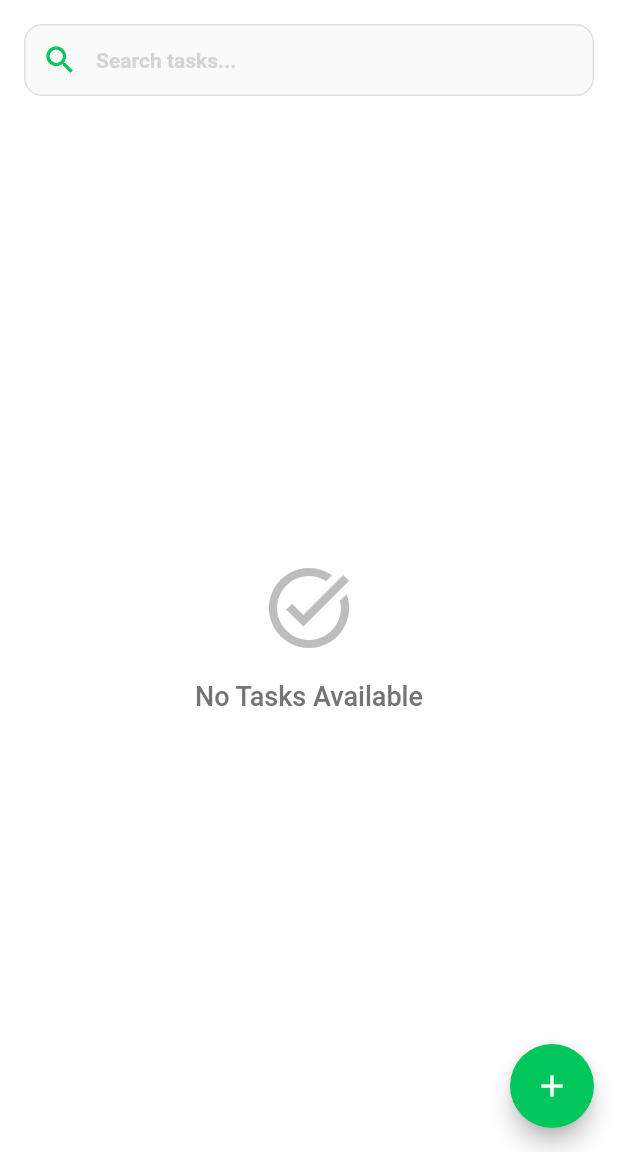
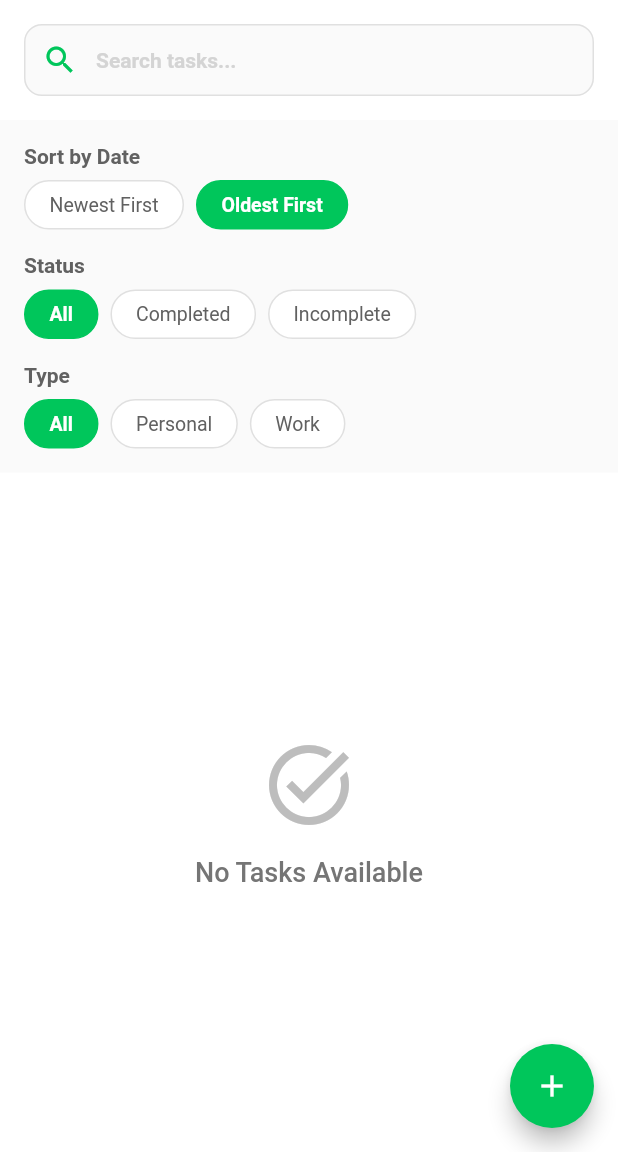
Before and after one commit to AbdelrahmanMohamed-15/bexel_tasks, a Flutter app: the HomeScreen screen opened directly, after a tap on the "filter list" icon, on a phone screen of 412 x 824 dp, the part 84-1236 px from its top. Run offline on Flutter 3.47's test engine with Material 3 defaults, Android fonts, the phone set to English and light mode, and no system bars; our stand-ins replace app_links, country_code_picker, drift, easy_localization, equatable, flutter_bloc and 7 more; missing offline and left inert: flutter_portal; accounts and stored records are empty; generated files the repository leaves out were written again; Roboto replaces fonts that are missing (Cairo-Regular); statements that could not run were skipped.

Commit message:
handle filter gester

```diff
--- a/lib/feature/home/presentation/cubit/home_cubit.dart
+++ b/lib/feature/home/presentation/cubit/home_cubit.dart
@@ -81,7 +81,7 @@ class HomeCubit extends Cubit<HomeState> {
 
   void toggleFilters() {
     _showFilters = !_showFilters;
-    emit(HomeSuccess(tasks: _filteredTasks));
+    emit(HomeSuccess(tasks: _filteredTasks, showFilters: _showFilters));
   }
 
   void _applyFilters() {
@@ -130,7 +130,7 @@ class HomeCubit extends Cubit<HomeState> {
       }
     });
 
-    emit(HomeSuccess(tasks: _filteredTasks));
+    emit(HomeSuccess(tasks: _filteredTasks, showFilters: _showFilters));
   }
 
   Future<void> deleteTask(Task task) async {
--- a/lib/feature/home/presentation/cubit/home_state.dart
+++ b/lib/feature/home/presentation/cubit/home_state.dart
@@ -12,9 +12,13 @@ final class HomeInitial extends HomeState {}
 // Success State
 final class HomeSuccess extends HomeState {
   final List<Task> tasks;
-  const HomeSuccess({required this.tasks});
+  final bool showFilters;
+  const HomeSuccess({
+    required this.tasks,
+    this.showFilters = false,
+  });
   @override
-  List<Object> get props => [tasks];
+  List<Object> get props => [tasks, showFilters];
 }
 
 // Error State
--- a/lib/feature/home/presentation/views/home_screen.dart
+++ b/lib/feature/home/presentation/views/home_screen.dart
@@ -20,6 +20,9 @@ class HomeScreen extends StatelessWidget {
     return BlocBuilder<HomeCubit, HomeState>(
       builder: (context, state) {
         var homeCubit = HomeCubit.get(context);
+        final showFilters = state is HomeSuccess
+            ? state.showFilters
+            : homeCubit.showFilters;
         return Scaffold(
           appBar: AppBar(
             backgroundColor: AppColors.primary500,
@@ -35,9 +38,7 @@ class HomeScreen extends StatelessWidget {
             actions: [
               IconButton(
                 icon: Icon(
-                  homeCubit.showFilters
-                      ? Icons.filter_list
-                      : Icons.filter_list_outlined,
+                  showFilters ? Icons.filter_list : Icons.filter_list_outlined,
                   color: Colors.white,
                 ),
                 onPressed: () {
@@ -55,7 +56,7 @@ class HomeScreen extends StatelessWidget {
               ),
 
               // Filters Section
-              if (homeCubit.showFilters) FiltersSectionWidget(cubit: homeCubit),
+              if (showFilters) FiltersSectionWidget(cubit: homeCubit),
 
               // Tasks List
               Expanded(
```
